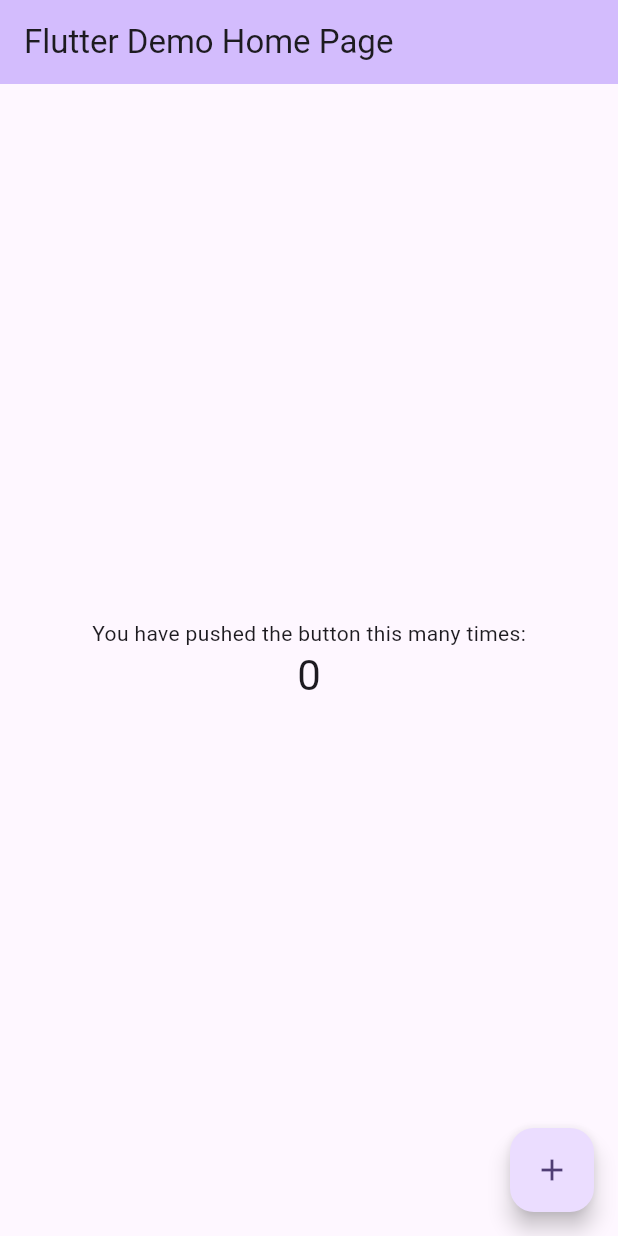
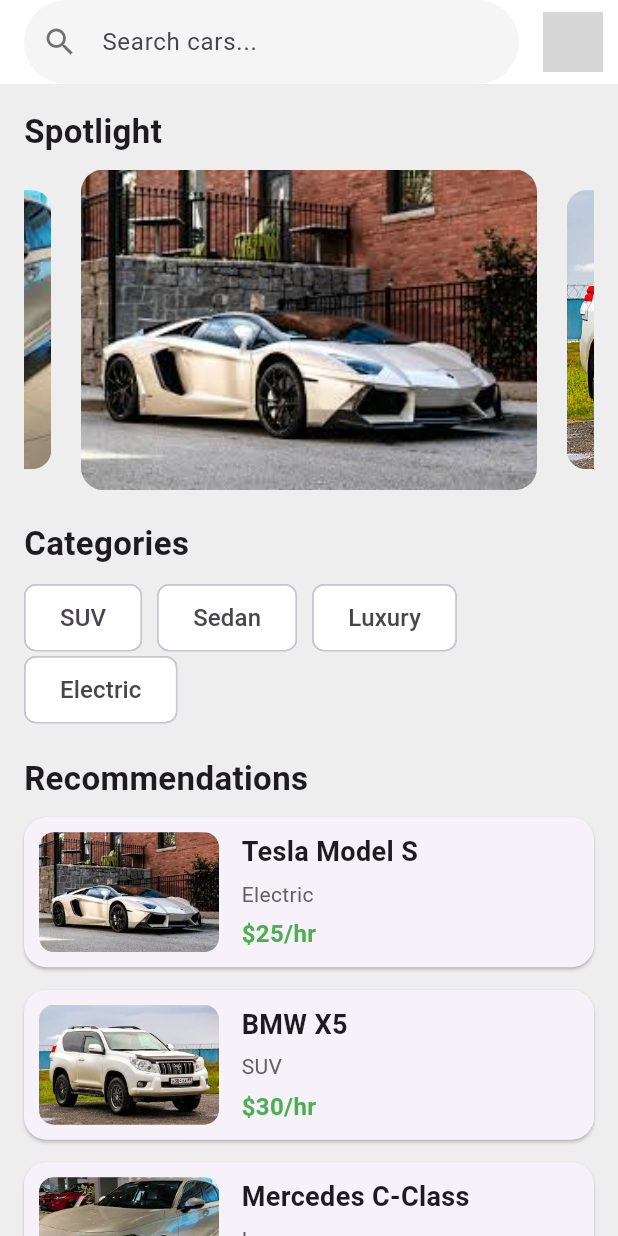
Before and after one commit to AbuhurairahFaheem/Car_Rental_App, a Flutter app: the screen it shows after launch, on a phone screen of 412 x 824 dp. Run offline on Flutter 3.47's test engine with Material 3 defaults, Android fonts, the phone set to English and light mode, and no system bars; drawn by our look-alikes of carousel_slider; grey boxes are pictures that could not be loaded.

Commit message:
Added UI for HomeScreen
Home Screen contains:
- Search Bar
- Spotlight
- Recommendations

```diff
--- a/lib/main.dart
+++ b/lib/main.dart
@@ -1,122 +1,16 @@
 import 'package:flutter/material.dart';
+import 'screens/home_screen.dart';  // Import the HomeScreen
 
 void main() {
-  runApp(const MyApp());
+  runApp(CarRentalApp());
 }
 
-class MyApp extends StatelessWidget {
-  const MyApp({super.key});
-
-  // This widget is the root of your application.
+class CarRentalApp extends StatelessWidget {
   @override
   Widget build(BuildContext context) {
     return MaterialApp(
-      title: 'Flutter Demo',
-      theme: ThemeData(
-        // This is the theme of your application.
-        //
-        // TRY THIS: Try running your application with "flutter run". You'll see
-        // the application has a purple toolbar. Then, without quitting the app,
-        // try changing the seedColor in the colorScheme below to Colors.green
-        // and then invoke "hot reload" (save your changes or press the "hot
-        // reload" button in a Flutter-supported IDE, or press "r" if you used
-        // the command line to start the app).
-        //
-        // Notice that the counter didn't reset back to zero; the application
-        // state is not lost during the reload. To reset the state, use hot
-        // restart instead.
-        //
-        // This works for code too, not just values: Most code changes can be
-        // tested with just a hot reload.
-        colorScheme: ColorScheme.fromSeed(seedColor: Colors.deepPurple),
-      ),
-      home: const MyHomePage(title: 'Flutter Demo Home Page'),
+      debugShowCheckedModeBanner: false,
+      home: HomeScreen(),  // Use HomeScreen here
     );
   }
 }
-
-class MyHomePage extends StatefulWidget {
-  const MyHomePage({super.key, required this.title});
-
-  // This widget is the home page of your application. It is stateful, meaning
-  // that it has a State object (defined below) that contains fields that affect
-  // how it looks.
-
-  // This class is the configuration for the state. It holds the values (in this
-  // case the title) provided by the parent (in this case the App widget) and
-  // used by the build method of the State. Fields in a Widget subclass are
-  // always marked "final".
-
-  final String title;
-
-  @override
-  State<MyHomePage> createState() => _MyHomePageState();
-}
-
-class _MyHomePageState extends State<MyHomePage> {
-  int _counter = 0;
-
-  void _incrementCounter() {
-    setState(() {
-      // This call to setState tells the Flutter framework that something has
-      // changed in this State, which causes it to rerun the build method below
-      // so that the display can reflect the updated values. If we changed
-      // _counter without calling setState(), then the build method would not be
-      // called again, and so nothing would appear to happen.
-      _counter++;
-    });
-  }
-
-  @override
-  Widget build(BuildContext context) {
-    // This method is rerun every time setState is called, for instance as done
-    // by the _incrementCounter method above.
-    //
-    // The Flutter framework has been optimized to make rerunning build methods
-    // fast, so that you can just rebuild anything that needs updating rather
-    // than having to individually change instances of widgets.
-    return Scaffold(
-      appBar: AppBar(
-        // TRY THIS: Try changing the color here to a specific color (to
-        // Colors.amber, perhaps?) and trigger a hot reload to see the AppBar
-        // change color while the other colors stay the same.
-        backgroundColor: Theme.of(context).colorScheme.inversePrimary,
-        // Here we take the value from the MyHomePage object that was created by
-        // the App.build method, and use it to set our appbar title.
-        title: Text(widget.title),
-      ),
-      body: Center(
-        // Center is a layout widget. It takes a single child and positions it
-        // in the middle of the parent.
-        child: Column(
-          // Column is also a layout widget. It takes a list of children and
-          // arranges them vertically. By default, it sizes itself to fit its
-          // children horizontally, and tries to be as tall as its parent.
-          //
-          // Column has various properties to control how it sizes itself and
-          // how it positions its children. Here we use mainAxisAlignment to
-          // center the children vertically; the main axis here is the vertical
-          // axis because Columns are vertical (the cross axis would be
-          // horizontal).
-          //
-          // TRY THIS: Invoke "debug painting" (choose the "Toggle Debug Paint"
-          // action in the IDE, or press "p" in the console), to see the
-          // wireframe for each widget.
-          mainAxisAlignment: MainAxisAlignment.center,
-          children: <Widget>[
-            const Text('You have pushed the button this many times:'),
-            Text(
-              '$_counter',
-              style: Theme.of(context).textTheme.headlineMedium,
-            ),
-          ],
-        ),
-      ),
-      floatingActionButton: FloatingActionButton(
-        onPressed: _incrementCounter,
-        tooltip: 'Increment',
-        child: const Icon(Icons.add),
-      ), // This trailing comma makes auto-formatting nicer for build methods.
-    );
-  }
-}
--- /dev/null
+++ b/lib/screens/home_screen.dart
@@ -0,0 +1,105 @@
+import 'package:flutter/material.dart';
+import 'package:carousel_slider/carousel_slider.dart';
+
+class HomeScreen extends StatelessWidget {
+  final List<Map<String, String>> carRecommendations = [
+    {'image': 'assets/images/car1.jpeg', 'name': 'Tesla Model S', 'type': 'Electric', 'rate': '\$25/hr'},
+    {'image': 'assets/images/car2.jpg', 'name': 'BMW X5', 'type': 'SUV', 'rate': '\$30/hr'},
+    {'image': 'assets/images/car3.jpeg', 'name': 'Mercedes C-Class', 'type': 'Luxury', 'rate': '\$28/hr'},
+  ];
+
+  final List<String> categories = ["SUV", "Sedan", "Luxury", "Electric"];
+
+  @override
+  Widget build(BuildContext context) {
+    return Scaffold(
+      backgroundColor: Colors.grey[200],
+      appBar: AppBar(
+        backgroundColor: Colors.white,
+        elevation: 0,
+        title: TextField(
+          decoration: InputDecoration(
+            hintText: "Search cars...",
+            prefixIcon: Icon(Icons.search, color: Colors.black54),
+            filled: true,
+            fillColor: Colors.grey[100],
+            border: OutlineInputBorder(borderRadius: BorderRadius.circular(30), borderSide: BorderSide.none),
+          ),
+        ),
+        actions: [CircleAvatar(backgroundImage: AssetImage('assets/profile.jpg')), SizedBox(width: 10)],
+      ),
+      body: SingleChildScrollView(
+        padding: const EdgeInsets.all(16.0),
+        child: Column(
+          crossAxisAlignment: CrossAxisAlignment.start,
+          children: [
+            Text("Spotlight", style: TextStyle(fontSize: 22, fontWeight: FontWeight.bold)),
+            SizedBox(height: 10),
+            CarouselSlider(
+              options: CarouselOptions(autoPlay: true, enlargeCenterPage: true),
+              items: carRecommendations.map((car) {
+                return Container(
+                  decoration: BoxDecoration(
+                    borderRadius: BorderRadius.circular(15),
+                    image: DecorationImage(image: AssetImage(car['image']!), fit: BoxFit.cover),
+                  ),
+                );
+              }).toList(),
+            ),
+            SizedBox(height: 20),
+            Text("Categories", style: TextStyle(fontSize: 22, fontWeight: FontWeight.bold)),
+            SizedBox(height: 10),
+            Wrap(
+              spacing: 10,
+              children: categories.map((category) {
+                return Chip(
+                  label: Text(category, style: TextStyle(fontSize: 16)),
+                  backgroundColor: Colors.white,
+                  elevation: 2,
+                  padding: EdgeInsets.symmetric(horizontal: 15, vertical: 10),
+                );
+              }).toList(),
+            ),
+            SizedBox(height: 20),
+            Text("Recommendations", style: TextStyle(fontSize: 22, fontWeight: FontWeight.bold)),
+            SizedBox(height: 10),
+            ListView.builder(
+              shrinkWrap: true,
+              physics: NeverScrollableScrollPhysics(),
+              itemCount: carRecommendations.length,
+              itemBuilder: (context, index) {
+                final car = carRecommendations[index];
+                return Card(
+                  margin: EdgeInsets.only(bottom: 15),
+                  shape: RoundedRectangleBorder(borderRadius: BorderRadius.circular(15)),
+                  child: Padding(
+                    padding: const EdgeInsets.all(10),
+                    child: Row(
+                      children: [
+                        ClipRRect(
+                          borderRadius: BorderRadius.circular(10),
+                          child: Image.asset(car['image']!, width: 120, height: 80, fit: BoxFit.cover),
+                        ),
+                        SizedBox(width: 15),
+                        Column(
+                          crossAxisAlignment: CrossAxisAlignment.start,
+                          children: [
+                            Text(car['name']!, style: TextStyle(fontSize: 18, fontWeight: FontWeight.bold)),
+                            SizedBox(height: 5),
+                            Text(car['type']!, style: TextStyle(fontSize: 14, color: Colors.grey[700])),
+                            SizedBox(height: 5),
+                            Text(car['rate']!, style: TextStyle(fontSize: 16, fontWeight: FontWeight.bold, color: Colors.green)),
+                          ],
+                        ),
+                      ],
+                    ),
+                  ),
+                );
+              },
+            ),
+          ],
+        ),
+      ),
+    );
+  }
+}
--- a/pubspec.yaml
+++ b/pubspec.yaml
@@ -34,6 +34,7 @@ dependencies:
   # The following adds the Cupertino Icons font to your application.
   # Use with the CupertinoIcons class for iOS style icons.
   cupertino_icons: ^1.0.8
+  carousel_slider: ^5.0.0
 
 dev_dependencies:
   flutter_test:
@@ -51,6 +52,9 @@ dev_dependencies:
 
 # The following section is specific to Flutter packages.
 flutter:
+  assets:
+    - assets/images/
+
 
   # The following line ensures that the Material Icons font is
   # included with your application, so that you can use the icons in
```
Also changed, not shown: assets/images/car1.jpeg (added), assets/images/car2.jpg (added), assets/images/car3.jpeg (added), pubspec.lock.
